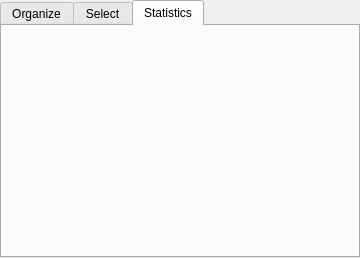
Qt form Phorg.ui (checkyourbaditude/Phorg) before a commit.
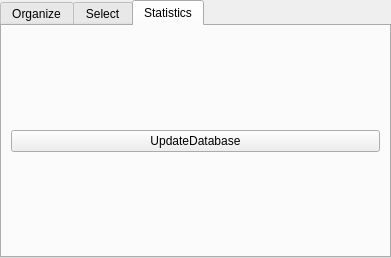
The same form after that commit.

Commit message: Updated UI with stat button, then integrated StatScript with UI

Patch:
```diff
--- a/Phorg.ui
+++ b/Phorg.ui
@@ -6,7 +6,7 @@
    <rect>
     <x>0</x>
     <y>0</y>
-    <width>360</width>
+    <width>391</width>
     <height>258</height>
    </rect>
   </property>
@@ -85,6 +85,15 @@
    <attribute name="title">
     <string>Statistics</string>
    </attribute>
+   <layout class="QVBoxLayout" name="verticalLayout_2">
+    <item>
+     <widget class="QPushButton" name="statButton">
+      <property name="text">
+       <string>UpdateDatabase</string>
+      </property>
+     </widget>
+    </item>
+   </layout>
   </widget>
  </widget>
  <resources/>
```
The commit also changes 12 other files.
